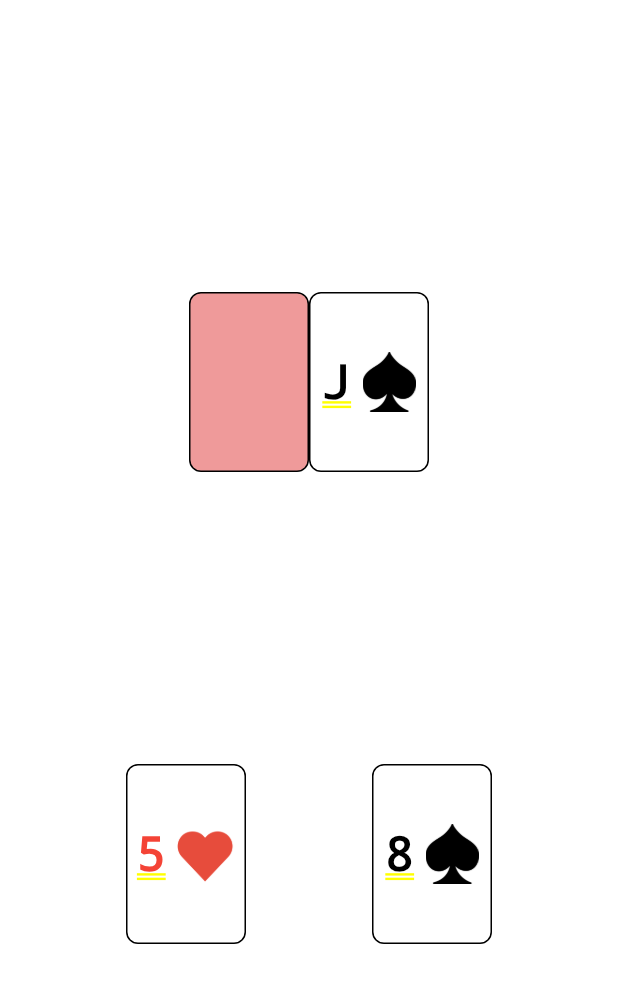
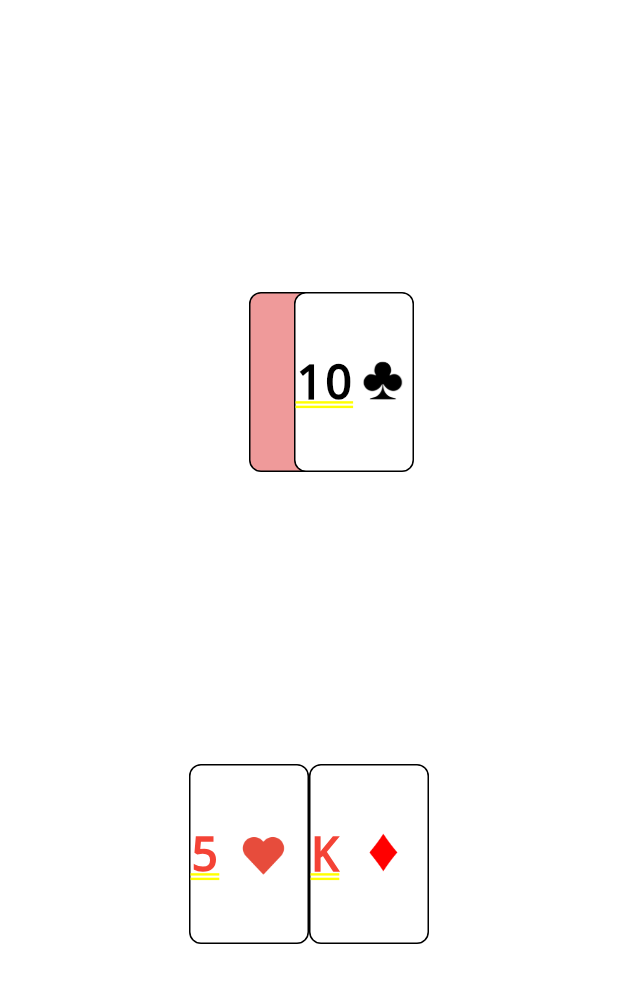
Before and after one commit to acolburn/blackjack, a Flutter app: the screen it shows after launch, on a phone screen of 412 x 824 dp. Shown: the top 983 px of the screen. Run offline on Flutter 3.47's test engine with Material 2 defaults, Android fonts, the light colour scheme and no system bars.

Commit message:
minor refactoring

```diff
--- a/lib/main.dart
+++ b/lib/main.dart
@@ -24,18 +24,21 @@ class MyHome extends StatelessWidget {
     return Column(
       mainAxisAlignment: MainAxisAlignment.spaceEvenly,
       children: <Widget>[
+        Stack(
+          overflow: Overflow.visible,
+          children: <Widget>[
+            buildFaceDownCard(),
+            Positioned(
+              left: 30.0,
+              child: buildCard(deck[random.nextInt(deck.length)]),
+            ),
+          ],
+        ),
         Row(
           mainAxisAlignment: MainAxisAlignment.center,
           children: <Widget>[
-            buildFaceDownCard(),
-            buildCard(deck[random.nextInt(deck.length + 1)]),
-          ],
-        ),
-        Row(
-          mainAxisAlignment: MainAxisAlignment.spaceEvenly,
-          children: <Widget>[
-            buildCard(deck[random.nextInt(deck.length + 1)]),
-            buildCard(deck[random.nextInt(deck.length + 1)]),
+            buildCard(deck[random.nextInt(deck.length)]),
+            buildCard(deck[random.nextInt(deck.length)]),
           ],
         ),
       ],
--- a/lib/playing_card.dart
+++ b/lib/playing_card.dart
@@ -28,9 +28,6 @@ class PlayingCard {
 
 List<PlayingCard> makeDeck() {
   List<PlayingCard> deck = [];
-  //make four deck shoe
-//  for (int i = 0; i < 4; i++) {
-
   // make standard 52 card deck
   CardSuit.values.forEach((suit) {
     CardType.values.forEach((type) {
@@ -65,26 +62,19 @@ Widget buildCard(PlayingCard aCard) {
     ),
     height: 120.0,
     width: 80,
-    child: Stack(
+    child: Row(
       children: <Widget>[
-        Center(
-          child: Row(
-            mainAxisAlignment: MainAxisAlignment.spaceEvenly,
-            children: <Widget>[
-              Center(
-                child: Text(
+        Text(
           cardTypeToString(aCard),
           style: TextStyle(
             fontSize: 32.0,
             color: suitColor(aCard),
           ),
         ),
-              ),
-              Container(
-                height: 40.0,
+        Expanded(
+          child: Container(
+            height: 30.0,
             child: suitToImage(aCard),
-              ),
-            ],
           ),
         ),
       ],
```
Lines whose indentation alone changed are shown as unchanged.
